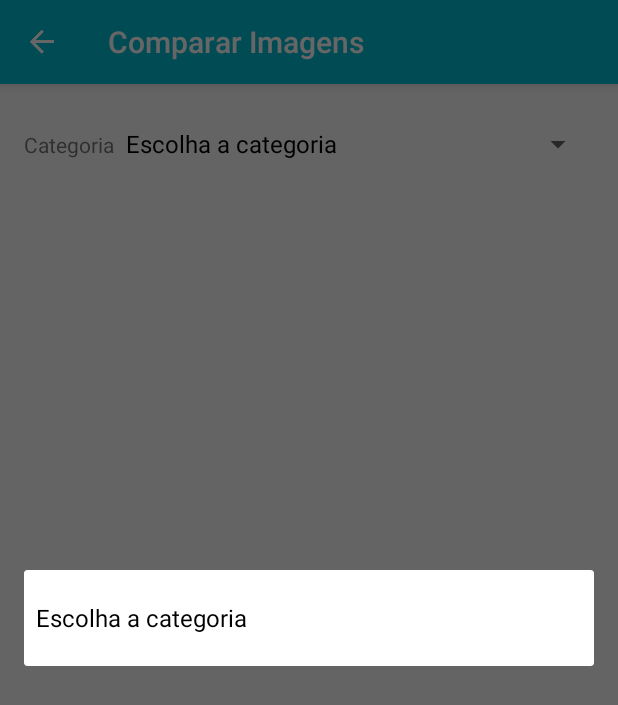
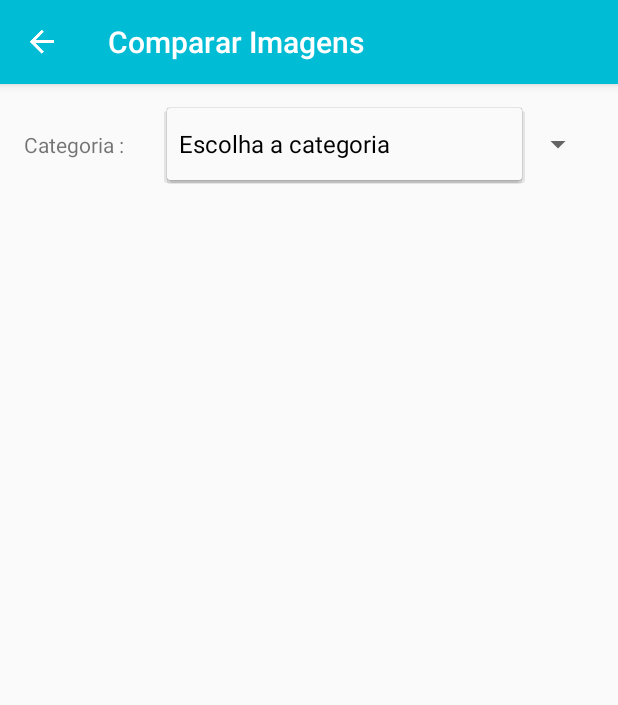
Before and after one commit to igortice/range-evolution, an Android app: the MainCompararActivity screen opened directly, with no data from a screen before it, after a tap on "Escolha a categoria", on a phone screen of 412 x 824 dp. Shown: the top 705 px of the screen. Run offline under Robolectric (Android 15) with nearby library versions, the phone set to English and light mode, and no system bars; libraries missing offline, so code that uses them is left out: com.sromku.simple; 1 statement that could not run was skipped.

```diff
--- a/app/src/main/res/layout/content_main_comparar.xml
+++ b/app/src/main/res/layout/content_main_comparar.xml
@@ -21,17 +21,18 @@
         android:paddingBottom="25dp">
 
         <TextView
-            android:layout_width="wrap_content"
+            android:layout_width="fill_parent"
             android:layout_height="wrap_content"
-            android:text="Categoria"
-            android:id="@+id/textView5" />
+            android:text="Categoria : "
+            android:id="@+id/textView5"
+            android:layout_weight="3" />
 
         <Spinner
             android:id="@+id/spinnerSelectCategoria"
             android:layout_width="match_parent"
             android:layout_height="wrap_content"
-            android:spinnerMode="dialog"
-            android:layout_weight="2" />
+            android:spinnerMode="dropdown"
+            android:layout_weight="1" />
     </LinearLayout>
 
     <LinearLayout
@@ -44,15 +45,17 @@
         android:id="@+id/layoutFoto1">
 
         <TextView
-            android:layout_width="wrap_content"
+            android:layout_width="fill_parent"
             android:layout_height="wrap_content"
-            android:text="Foto 1"
-            android:id="@+id/textView3" />
+            android:text="Foto 1 :"
+            android:id="@+id/textView3"
+            android:layout_weight="3" />
 
         <Spinner
-            android:layout_width="wrap_content"
+            android:layout_width="match_parent"
             android:layout_height="wrap_content"
-            android:id="@+id/spinnerFoto1" />
+            android:id="@+id/spinnerFoto1"
+            android:layout_weight="1" />
     </LinearLayout>
 
 
```
Also changed, not shown: app/src/main/java/br/com/igortice/rangeevolution/FilesUntil.java (+18 -2 lines).
